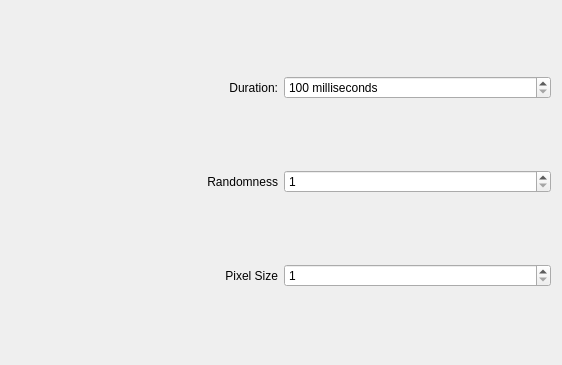
Qt form kwin/doom/config.ui (Schneegans/Burn-My-Windows) before a commit.
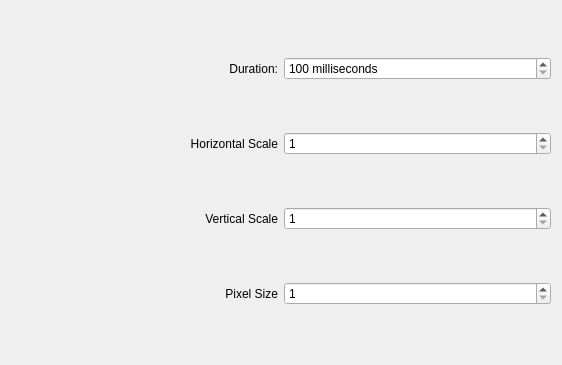
The same form after that commit.

Commit message: :wrench: Finishe port of doom effect to KWin

```diff
--- a/kwin/doom/config.ui
+++ b/kwin/doom/config.ui
@@ -11,6 +11,19 @@
    </rect>
   </property>
   <layout class="QGridLayout" name="gridLayout">
+   <item row="1" column="1">
+    <widget class="QDoubleSpinBox" name="kcfg_HorizontalScale">
+     <property name="decimals">
+      <number>0</number>
+     </property>
+     <property name="minimum">
+      <double>1.000000000000000</double>
+     </property>
+     <property name="maximum">
+      <double>200.000000000000000</double>
+     </property>
+    </widget>
+   </item>
    <item row="0" column="0">
     <widget class="QLabel" name="label">
      <property name="text">
@@ -21,7 +34,17 @@
      </property>
     </widget>
    </item>
-   <item row="2" column="0">
+   <item row="1" column="0">
+    <widget class="QLabel" name="label_3">
+     <property name="text">
+      <string>Horizontal Scale</string>
+     </property>
+     <property name="alignment">
+      <set>Qt::AlignRight|Qt::AlignTrailing|Qt::AlignVCenter</set>
+     </property>
+    </widget>
+   </item>
+   <item row="3" column="0">
     <widget class="QLabel" name="label_5">
      <property name="text">
       <string>Pixel Size</string>
@@ -47,17 +70,7 @@
      </property>
     </widget>
    </item>
-   <item row="1" column="0">
-    <widget class="QLabel" name="label_3">
-     <property name="text">
-      <string>Randomness</string>
-     </property>
-     <property name="alignment">
-      <set>Qt::AlignRight|Qt::AlignTrailing|Qt::AlignVCenter</set>
-     </property>
-    </widget>
-   </item>
-   <item row="2" column="1">
+   <item row="3" column="1">
     <widget class="QDoubleSpinBox" name="kcfg_PixelSize">
      <property name="decimals">
       <number>0</number>
@@ -70,8 +83,8 @@
      </property>
     </widget>
    </item>
-   <item row="1" column="1">
-    <widget class="QDoubleSpinBox" name="kcfg_Noise">
+   <item row="2" column="1">
+    <widget class="QDoubleSpinBox" name="kcfg_VerticalScale">
      <property name="decimals">
       <number>0</number>
      </property>
@@ -79,7 +92,17 @@
       <double>1.000000000000000</double>
      </property>
      <property name="maximum">
-      <double>100.000000000000000</double>
+      <double>200.000000000000000</double>
+     </property>
+    </widget>
+   </item>
+   <item row="2" column="0">
+    <widget class="QLabel" name="label_2">
+     <property name="text">
+      <string>Vertical Scale</string>
+     </property>
+     <property name="alignment">
+      <set>Qt::AlignRight|Qt::AlignTrailing|Qt::AlignVCenter</set>
      </property>
     </widget>
    </item>
```
The commit also changes 1 other file.
